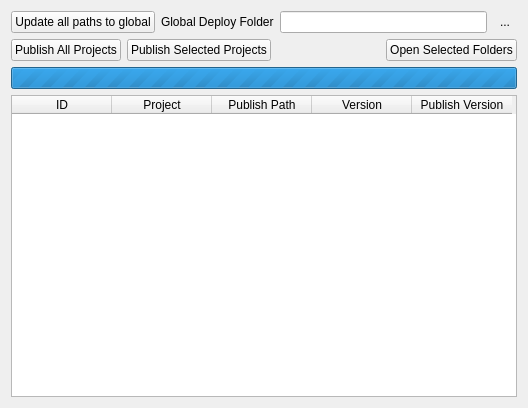
Before: the Qt Designer form src/configmanager/ui/nodewidgets/ui_publishwidget.ui in roam-qgis/Roam, drawn with Qt 5.
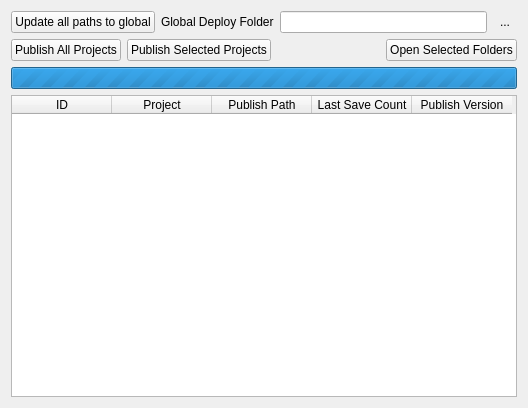
After: the same form once the commit is applied. Icons and pictures are not drawn.

Commit message: Refresh list after publish

```diff
--- a/src/configmanager/ui/nodewidgets/ui_publishwidget.ui
+++ b/src/configmanager/ui/nodewidgets/ui_publishwidget.ui
@@ -167,7 +167,7 @@
      </column>
      <column>
       <property name="text">
-       <string>Version</string>
+       <string>Last Save Count</string>
       </property>
      </column>
      <column>
```
The commit also changes 2 other files.
